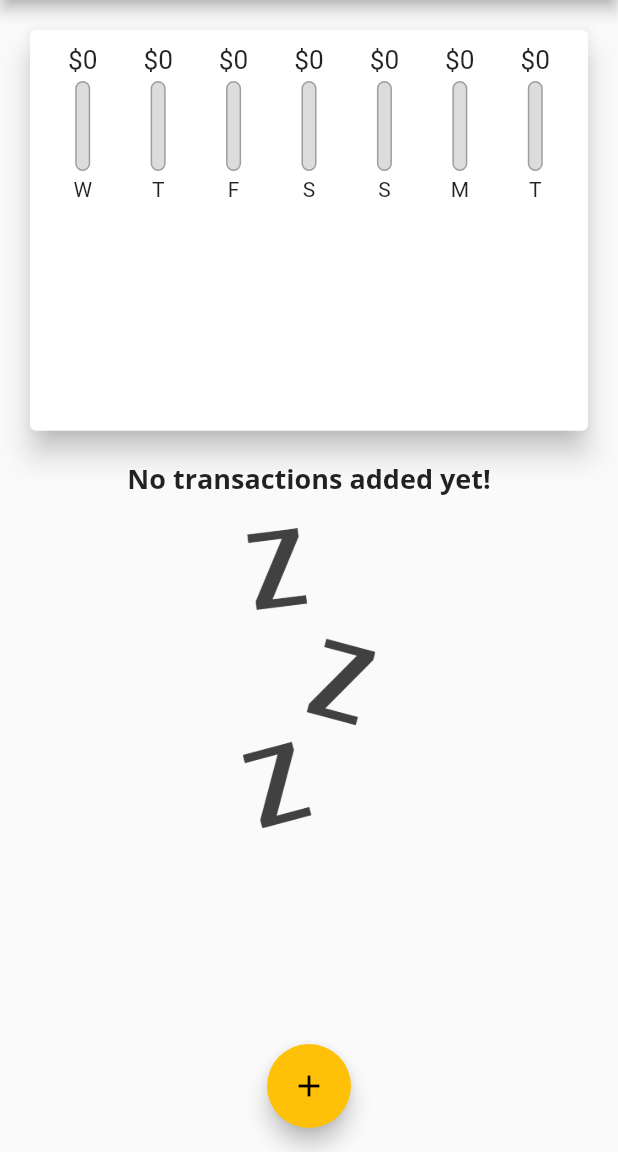
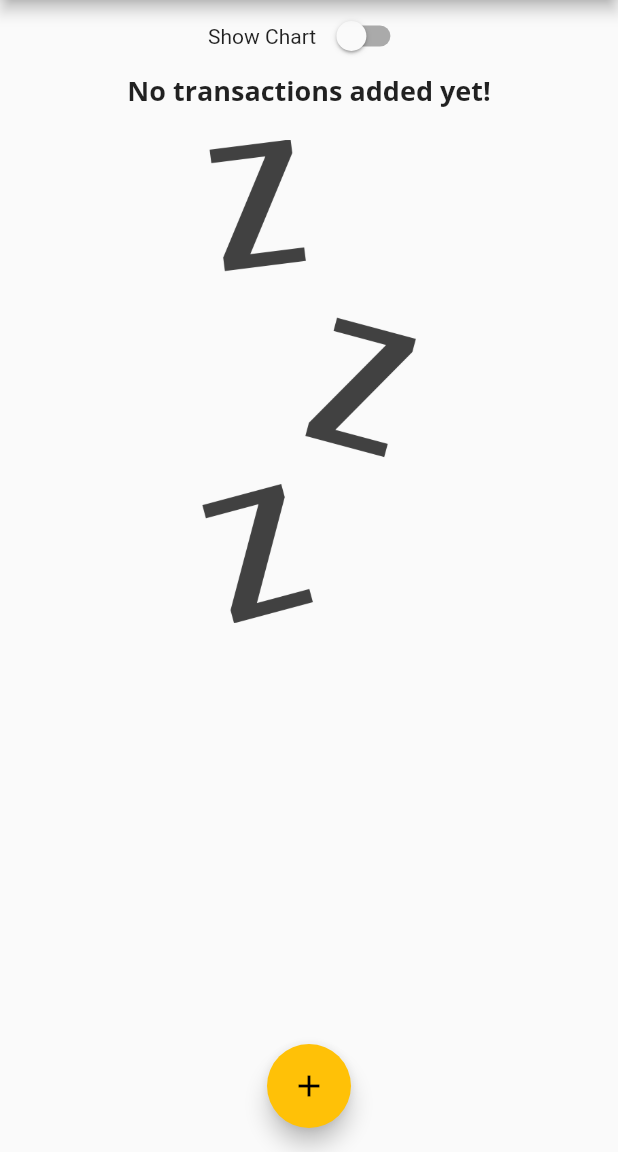
Before and after one commit to furkanayyildiz/personal-spending-app, a Flutter app: the screen it shows after launch, on a phone screen of 412 x 824 dp, the part 84-1236 px from its top. Run offline on Flutter 3.47's test engine with Material 2 defaults, Android fonts, the phone set to English and light mode, and no system bars.

Commit message:
Landscape mode with LayoutBuilder

```diff
--- a/lib/main.dart
+++ b/lib/main.dart
@@ -63,6 +63,8 @@ class _MyHomePageState extends State<MyHomePage> {
     // )
   ];
 
+  bool _showChart = false;
+
   List<Transaction> get _recentTransaction {
     return _userTransactions.where((element) {
       return element.date.isAfter(
@@ -122,18 +124,33 @@ class _MyHomePageState extends State<MyHomePage> {
           // mainAxisAlignment: MainAxisAlignment.start,
           crossAxisAlignment: CrossAxisAlignment.stretch,
           children: <Widget>[
-            Container(
+            Row(
+              mainAxisAlignment: MainAxisAlignment.center,
+              children: <Widget>[
+                Text("Show Chart "),
+                Switch(
+                    value: _showChart,
+                    onChanged: (val) {
+                      setState(() {
+                        _showChart = val;
+                      });
+                    })
+              ],
+            ),
+            _showChart
+                ? Container(
                     height: (MediaQuery.of(context).size.height -
                             appBar.preferredSize.height -
                             MediaQuery.of(context).padding.top) *
-                    0.4,
-                child: Chart(_recentTransaction)),
-            Container(
+                        0.7,
+                    child: Chart(_recentTransaction))
+                : Container(
                     height: (MediaQuery.of(context).size.height -
                             appBar.preferredSize.height -
                             MediaQuery.of(context).padding.top) *
-                    0.6,
-                child: TransactionList(_userTransactions, _deleteTransaction)),
+                        0.7,
+                    child:
+                        TransactionList(_userTransactions, _deleteTransaction)),
           ],
         ),
       ),
--- a/lib/widgets/chart_bar.dart
+++ b/lib/widgets/chart_bar.dart
@@ -13,19 +13,20 @@ class ChartBar extends StatelessWidget {
 
   @override
   Widget build(BuildContext context) {
+    return LayoutBuilder(builder: (ctx, constraints) {
       return Column(
         children: <Widget>[
           Container(
-          height: 20,
+            height: constraints.maxHeight * 0.15,
             child: FittedBox(
               child: Text("\$${spendingAmount.toStringAsFixed(0)}"),
             ),
           ), //* toStringAsFixed removes all decimal places if you put 0
           SizedBox(
-          height: 4,
+            height: constraints.maxHeight * 0.05,
           ),
           Container(
-          height: 60,
+            height: constraints.maxHeight * 0.6,
             width: 10,
             child: Stack(
               children: <Widget>[
@@ -49,10 +50,16 @@ class ChartBar extends StatelessWidget {
             ),
           ),
           SizedBox(
-          height: 4,
+            height: constraints.maxHeight * 0.05,
           ),
-        Text(label),
+          Container(
+            height: constraints.maxHeight * 0.15,
+            child: FittedBox(
+              child: Text(label),
+            ),
+          ),
         ],
       );
+    });
   }
 }
--- a/lib/widgets/transaction_list.dart
+++ b/lib/widgets/transaction_list.dart
@@ -12,7 +12,8 @@ class TransactionList extends StatelessWidget {
   @override
   Widget build(BuildContext context) {
     return transactions.isEmpty
-        ? Column(
+        ? LayoutBuilder(builder: (ctx, constraints) {
+            return Column(
               children: <Widget>[
                 Text(
                   'No transactions added yet!',
@@ -22,13 +23,14 @@ class TransactionList extends StatelessWidget {
                   height: 20,
                 ),
                 Container(
-                  height: 200,
+                    height: constraints.maxHeight * 0.6,
                     child: Image.asset(
                       'assets/images/waiting.png',
                       fit: BoxFit.cover,
                     )),
               ],
-          )
+            );
+          })
         : ListView.builder(
             itemBuilder: (ctx, index) {
               return Card(
```
Lines whose indentation alone changed are shown as unchanged.
